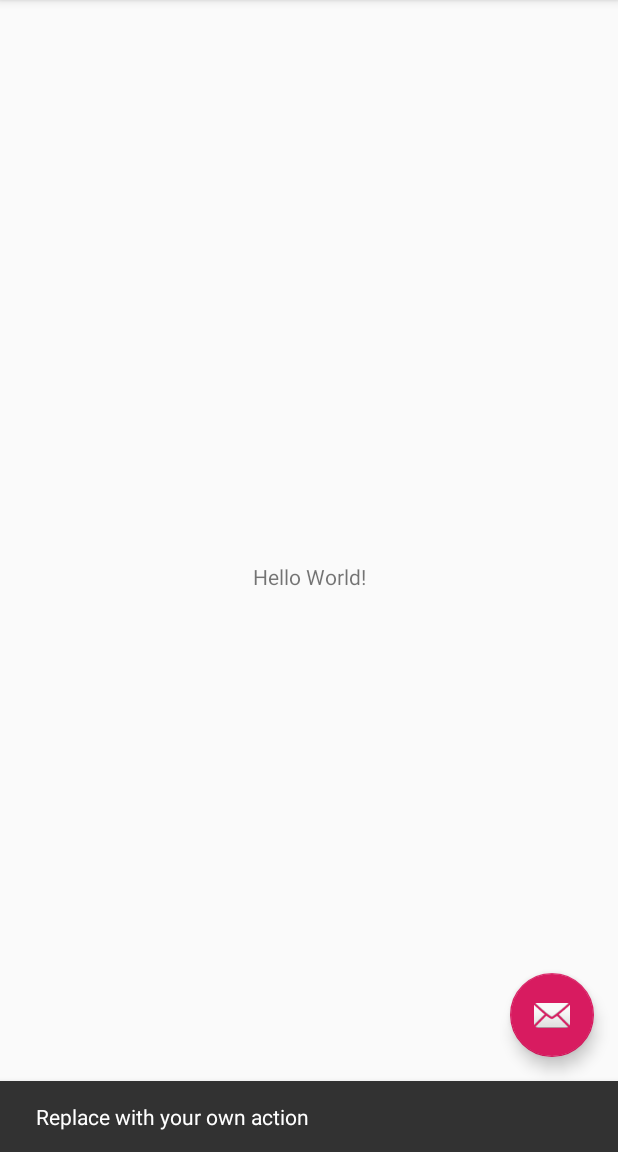
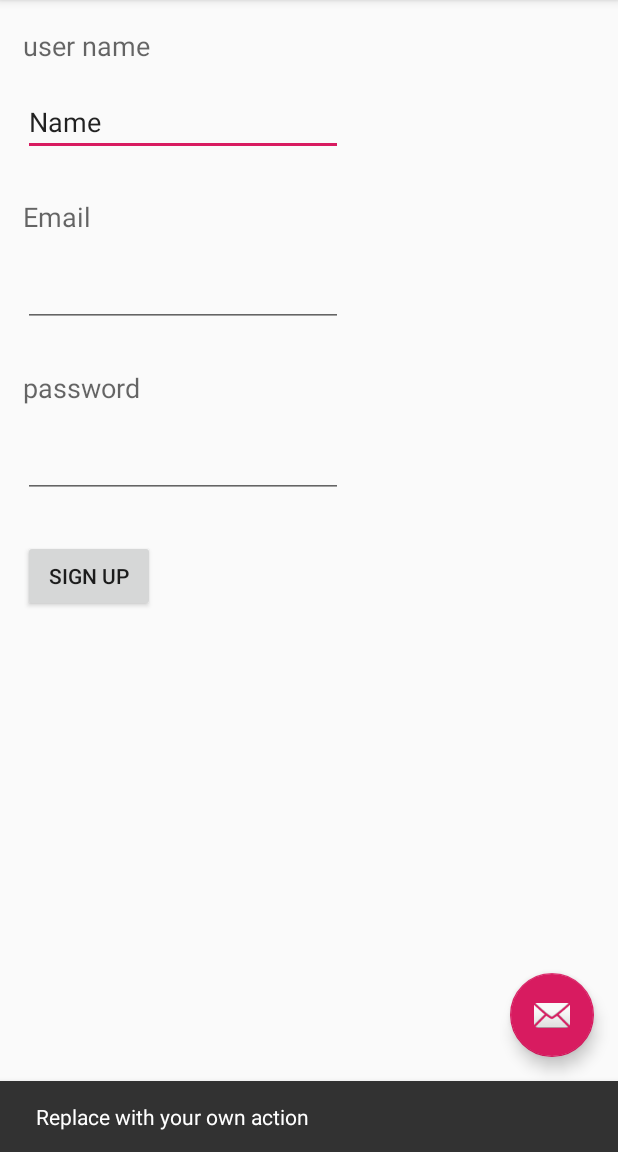
Before and after one commit to wendy89711/HomePracticeMid108, an Android app: the screen it shows after launch (MainActivity), after a tap on an icon or button, on a phone screen of 412 x 824 dp, the part 84-1236 px from its top. Run offline under Robolectric (Android 15) with nearby library versions, the phone set to English and light mode, and no system bars.

Commit message:
second commit：頁面雛形設置

```diff
--- a/app/src/main/res/layout/content_main.xml
+++ b/app/src/main/res/layout/content_main.xml
@@ -9,12 +9,98 @@
     tools:showIn="@layout/activity_main">
 
     <TextView
+        android:id="@+id/username"
         android:layout_width="wrap_content"
         android:layout_height="wrap_content"
-        android:text="Hello World!"
+        android:text="user name"
+        android:textAppearance="@style/TextAppearance.AppCompat.Medium"
         app:layout_constraintBottom_toBottomOf="parent"
+        app:layout_constraintHorizontal_bias="0.047"
         app:layout_constraintLeft_toLeftOf="parent"
         app:layout_constraintRight_toRightOf="parent"
-        app:layout_constraintTop_toTopOf="parent" />
+        app:layout_constraintTop_toTopOf="parent"
+        app:layout_constraintVertical_bias="0.024" />
+
+    <EditText
+        android:id="@+id/ed_name"
+        android:layout_width="wrap_content"
+        android:layout_height="wrap_content"
+        android:layout_marginTop="16dp"
+        android:ems="10"
+        android:inputType="textPersonName"
+        android:text="Name"
+        app:layout_constraintStart_toStartOf="@+id/username"
+        app:layout_constraintTop_toBottomOf="@+id/username" />
+
+    <TextView
+        android:id="@+id/email"
+        android:layout_width="wrap_content"
+        android:layout_height="wrap_content"
+        android:layout_marginTop="28dp"
+        android:text="Email"
+        android:textAppearance="@style/TextAppearance.AppCompat.Medium"
+        app:layout_constraintStart_toStartOf="@+id/ed_name"
+        app:layout_constraintTop_toBottomOf="@+id/ed_name" />
+
+    <EditText
+        android:id="@+id/ed_mail"
+        android:layout_width="wrap_content"
+        android:layout_height="wrap_content"
+        android:layout_marginTop="16dp"
+        android:ems="10"
+        android:inputType="textEmailAddress"
+        app:layout_constraintStart_toStartOf="@+id/email"
+        app:layout_constraintTop_toBottomOf="@+id/email" />
+
+    <TextView
+        android:id="@+id/password"
+        android:layout_width="wrap_content"
+        android:layout_height="wrap_content"
+        android:layout_marginTop="28dp"
+        android:text="password"
+        android:textAppearance="@style/TextAppearance.AppCompat.Medium"
+        app:layout_constraintStart_toStartOf="@+id/ed_mail"
+        app:layout_constraintTop_toBottomOf="@+id/ed_mail" />
+
+    <Button
+        android:id="@+id/button"
+        android:layout_width="wrap_content"
+        android:layout_height="wrap_content"
+        android:layout_marginTop="28dp"
+        android:text="SIGN UP"
+        app:layout_constraintStart_toStartOf="@+id/ed_password"
+        app:layout_constraintTop_toBottomOf="@+id/ed_password" />
+
+    <EditText
+        android:id="@+id/ed_password"
+        android:layout_width="wrap_content"
+        android:layout_height="wrap_content"
+        android:layout_marginTop="16dp"
+        android:ems="10"
+        android:inputType="textPassword"
+        app:layout_constraintStart_toStartOf="@+id/password"
+        app:layout_constraintTop_toBottomOf="@+id/password" />
+
+    <ImageView
+        android:id="@+id/image_noname"
+        android:layout_width="74dp"
+        android:layout_height="56dp"
+        android:layout_marginStart="16dp"
+        android:layout_marginLeft="16dp"
+        android:visibility="gone"
+        app:layout_constraintBottom_toBottomOf="@+id/ed_name"
+        app:layout_constraintStart_toEndOf="@+id/ed_name"
+        app:srcCompat="@drawable/no" />
+
+    <ImageView
+        android:id="@+id/image_nopassword"
+        android:layout_width="74dp"
+        android:layout_height="56dp"
+        android:layout_marginStart="16dp"
+        android:layout_marginLeft="16dp"
+        android:visibility="gone"
+        app:layout_constraintBottom_toBottomOf="@+id/ed_password"
+        app:layout_constraintStart_toEndOf="@+id/ed_password"
+        app:srcCompat="@drawable/no" />
 
 </androidx.constraintlayout.widget.ConstraintLayout>
```
Also changed, not shown: app/src/main/res/drawable/no.png (added).
